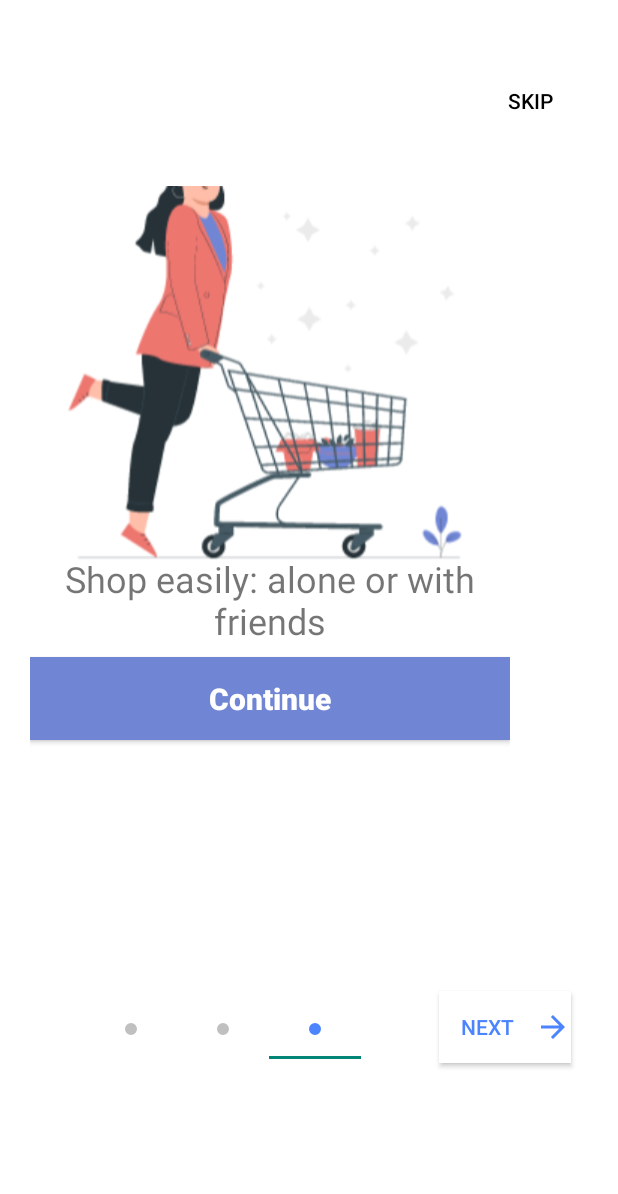
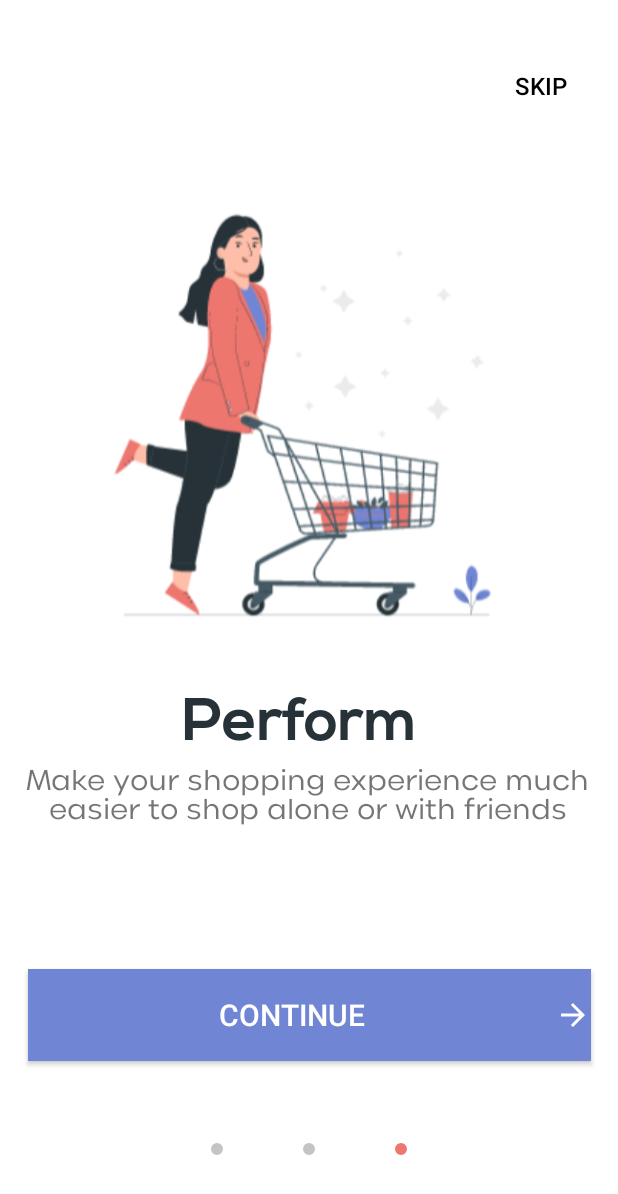
Before and after one commit to iris-g/FinalProject, an Android app: the screen it shows after launch (IntroActivity), item 3 of the bottom bar chosen, on a phone screen of 412 x 824 dp. Shown: the top 1194 px of the screen. Run offline under Robolectric (Android 15) with nearby library versions, the phone set to English and light mode, and no system bars.

Commit message:
fixed info design

```diff
--- a/app/src/main/java/com/example/finalproject/EditListActivity.java
+++ b/app/src/main/java/com/example/finalproject/EditListActivity.java
@@ -87,9 +87,6 @@ public class EditListActivity extends AppCompatActivity {
                 dialog.show();
 
             }
-
-
-
         });
     }
 
--- a/app/src/main/java/com/example/finalproject/IntroActivity.java
+++ b/app/src/main/java/com/example/finalproject/IntroActivity.java
@@ -25,11 +25,12 @@ public class IntroActivity extends AppCompatActivity {
 
         ViewPager2 viewPager2 = findViewById(R.id.viewPager);
         Button nextBtn = findViewById(R.id.btn_next);
-         skipBtn = findViewById(R.id.btn_get_started);
+        skipBtn = findViewById(R.id.btn_get_started);
+
         final List<ViewPagerItem> mList = new ArrayList<>();
-        mList.add(new ViewPagerItem("Create", "Create an organized, convenient and easy-to-use list for all of your shopping", R.drawable.create));
+        mList.add(new ViewPagerItem("Create", "Create an organized, convenient and easy to use list for all of your shopping", R.drawable.create));
         mList.add(new ViewPagerItem("Share", "Sync your list with others and keep them updated at every step", R.drawable.connection));
-        mList.add(new ViewPagerItem("Perform", "Shop easily: alone or with friends", R.drawable.preform));
+        mList.add(new ViewPagerItem("Perform", "Make your shopping experience much easier to shop alone or with friends", R.drawable.preform));
 
         /* create an adapter for the view pagers item list */
         VPAdapter vpAdapter = new VPAdapter(mList);
--- a/app/src/main/res/drawable/indicator_selected.xml
+++ b/app/src/main/res/drawable/indicator_selected.xml
@@ -8,7 +8,7 @@
             android:thickness="4dp"
             android:useLevel="false">
 
-            <solid android:color="@color/gradient_start_color" />
+            <solid android:color="@color/tab_indicator_selected" />
 
 
 
--- a/app/src/main/res/layout/activity_intro.xml
+++ b/app/src/main/res/layout/activity_intro.xml
@@ -9,46 +9,44 @@
 
     <androidx.viewpager2.widget.ViewPager2
         android:id="@+id/viewPager"
-        android:layout_width="360dp"
-        android:layout_height="417dp"
-        app:layout_constraintBottom_toBottomOf="parent"
-        app:layout_constraintTop_toTopOf="parent"
-        app:layout_constraintVertical_bias="0.255"
-        tools:layout_editor_absoluteX="5dp">
+        android:layout_width="410dp"
+        android:layout_height="475dp"
+        android:layout_marginBottom="14dp"
+        app:layout_constraintBottom_toTopOf="@+id/btn_next"
+        app:layout_constraintEnd_toEndOf="parent"
+        app:layout_constraintHorizontal_bias="0.0"
+        app:layout_constraintStart_toStartOf="parent"
+        app:layout_constraintTop_toBottomOf="@+id/btn_get_started">
 
 
     </androidx.viewpager2.widget.ViewPager2>
 
     <Button
         android:id="@+id/btn_next"
-        android:layout_width="wrap_content"
-        android:layout_height="wrap_content"
-        android:layout_marginStart="75dp"
-        android:layout_marginTop="27dp"
-        android:layout_marginEnd="32dp"
-        android:layout_marginBottom="4dp"
-        android:background="#fff"
+        android:layout_width="375dp"
+        android:layout_height="61dp"
+        android:layout_marginTop="4dp"
+        android:background="#7086D4"
         android:drawableRight="@drawable/ic_baseline_arrow_forward_24"
-        android:drawableTint="@color/gradient_start_color"
-        android:text="Next"
-        android:textColor="@color/gradient_start_color"
-        app:layout_constraintBottom_toBottomOf="parent"
+        android:drawableTint="@color/colorAccent"
+        android:text="Continue"
+        android:textColor="@color/colorPrimary"
+        android:textSize="20sp"
+        app:layout_constraintBottom_toTopOf="@+id/tab_indicator"
         app:layout_constraintEnd_toEndOf="parent"
-        app:layout_constraintHorizontal_bias="0.995"
-        app:layout_constraintStart_toEndOf="@+id/tab_indicator"
-        app:layout_constraintStart_toStartOf="@+id/btn_get_started"
+        app:layout_constraintStart_toStartOf="parent"
         app:layout_constraintTop_toBottomOf="@+id/viewPager" />
 
     <com.google.android.material.tabs.TabLayout
         android:id="@+id/tab_indicator"
         android:layout_width="184dp"
         android:layout_height="40dp"
-        android:layout_marginTop="26dp"
-        android:layout_marginEnd="52dp"
         app:layout_constraintBottom_toBottomOf="parent"
-        app:layout_constraintEnd_toStartOf="@+id/btn_next"
-        app:layout_constraintTop_toBottomOf="@+id/viewPager"
-        app:tabBackground="@drawable/indicator_selector">
+        app:layout_constraintEnd_toEndOf="parent"
+        app:layout_constraintStart_toStartOf="parent"
+        app:layout_constraintTop_toBottomOf="@+id/btn_next"
+        app:tabBackground="@drawable/indicator_selector"
+        app:tabIndicatorColor="#00FFFFFF">
 
         <com.google.android.material.tabs.TabItem
             android:layout_width="wrap_content"
@@ -72,15 +70,14 @@
         android:id="@+id/btn_get_started"
         android:layout_width="102dp"
         android:layout_height="38dp"
-        android:layout_marginBottom="15dp"
+        android:layout_marginStart="310dp"
+
         android:background="?attr/selectableItemBackgroundBorderless"
         android:text="Skip"
         android:textColor="#000000"
-
+        android:textSize="16sp"
         app:layout_constraintBottom_toTopOf="@+id/viewPager"
         app:layout_constraintEnd_toEndOf="parent"
-        app:layout_constraintHorizontal_bias="0.976"
         app:layout_constraintStart_toStartOf="parent"
-        app:layout_constraintTop_toTopOf="parent"
-        app:layout_constraintVertical_bias="0.941" />
+        app:layout_constraintTop_toTopOf="parent" />
 </androidx.constraintlayout.widget.ConstraintLayout>
--- a/app/src/main/res/layout/info1.xml
+++ b/app/src/main/res/layout/info1.xml
@@ -5,64 +5,54 @@
     android:id="@+id/info1"
     android:layout_width="match_parent"
     android:layout_height="match_parent"
-
-    android:layout_margin="20dp"
     android:background="#FFFFFF">
 
-
-    <Button
-        android:id="@+id/button4"
-        android:layout_width="match_parent"
-        android:layout_height="55dp"
-        android:background="#7086D4"
-        android:text="Continue"
-        android:textAllCaps="false"
-        android:textColor="#FFFFFF"
-        android:textSize="20sp"
-        android:textStyle="bold"
-        app:layout_constraintBottom_toBottomOf="parent"
-        app:layout_constraintEnd_toEndOf="parent"
-        app:layout_constraintHorizontal_bias="0.0"
-        app:layout_constraintStart_toStartOf="parent"
-        app:layout_constraintTop_toBottomOf="@+id/intro_description"
-        app:layout_constraintVertical_bias="0.485" />
 
     <TextView
         android:id="@+id/intro_description"
         android:layout_width="wrap_content"
         android:layout_height="wrap_content"
+        android:layout_marginBottom="40dp"
+        android:fontFamily="@font/canava_grotesk_regular"
         android:text="Create an organized, convenient and easy-to-use list for all of your shopping"
         android:textAlignment="center"
-        android:textSize="24sp"
+        android:textSize="20sp"
         app:layout_constraintBottom_toBottomOf="parent"
         app:layout_constraintEnd_toEndOf="parent"
         app:layout_constraintHorizontal_bias="0.0"
         app:layout_constraintStart_toStartOf="parent"
-        app:layout_constraintTop_toBottomOf="@+id/intro_title"
-        app:layout_constraintVertical_bias="0.16" />
+        app:layout_constraintTop_toBottomOf="@+id/intro_title" />
 
     <TextView
         android:id="@+id/intro_title"
         android:layout_width="wrap_content"
         android:layout_height="wrap_content"
+        android:layout_marginStart="140dp"
+        android:layout_marginTop="16dp"
+        android:layout_marginEnd="150dp"
+        android:layout_marginBottom="1dp"
+        android:fontFamily="@font/nexa_bold"
         android:text="Create"
-        android:textColor="#000000"
-        android:textSize="30sp"
+        android:textColor="#263238"
+        android:textSize="40sp"
         android:textStyle="bold"
-        app:layout_constraintBottom_toBottomOf="parent"
+        app:layout_constraintBottom_toTopOf="@+id/intro_description"
         app:layout_constraintEnd_toEndOf="parent"
-        app:layout_constraintHorizontal_bias="0.498"
         app:layout_constraintStart_toStartOf="parent"
-        app:layout_constraintTop_toTopOf="parent"
-        app:layout_constraintVertical_bias="0.568" />
+        app:layout_constraintTop_toBottomOf="@+id/intro_img" />
 
     <ImageView
         android:id="@+id/intro_img"
-        android:layout_width="wrap_content"
-        android:layout_height="wrap_content"
+        android:layout_width="match_parent"
+        android:layout_height="300dp"
+        android:layout_marginStart="10dp"
+        android:layout_marginEnd="10dp"
+        android:layout_marginBottom="26dp"
         app:layout_constraintBottom_toTopOf="@+id/intro_title"
         app:layout_constraintEnd_toEndOf="parent"
+        app:layout_constraintHorizontal_bias="1.0"
         app:layout_constraintStart_toStartOf="parent"
         app:layout_constraintTop_toTopOf="parent"
+        app:layout_constraintVertical_bias="0.53"
         app:srcCompat="@drawable/create" />
 </androidx.constraintlayout.widget.ConstraintLayout>
--- a/app/src/main/res/values/colors.xml
+++ b/app/src/main/res/values/colors.xml
@@ -25,7 +25,8 @@
     <color name="t_purple">#9E73D6</color>
     <!-- colors for tab and screent text -->
 
-    <color name="tab_indicator_gray">#c0c0c0</color>
+    <color name="tab_indicator_selected">#ED766F</color>
+    <color name="tab_indicator_gray">#C4C4C4</color>
     <color name="intro_title_color">#000000</color>
     <color name="intro_description_color">#656565</color>
 
```
Also changed, not shown: app/src/main/java/com/example/finalproject/MainActivity.java (+31 -7 lines), app/src/main/res/layout/header.xml (+5 -4 lines), app/src/main/res/layout/info2.xml (deleted, +0 -70 lines), app/src/main/res/layout/info3.xml (deleted, +0 -67 lines), app/src/main/res/drawable/connection.png, app/src/main/res/font/canava_grotesk_regular.ttf (added), app/src/main/res/font/cartoonish.ttf (added), app/src/main/res/font/lavos_handy.ttf (added).
